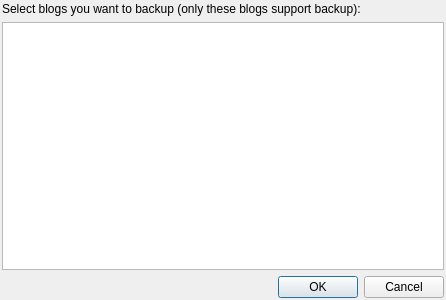
Before: the Qt Designer form src/plugins/blogique/accountsselectdialog.ui in 0xd34df00d/leechcraft, drawn with Qt 5.
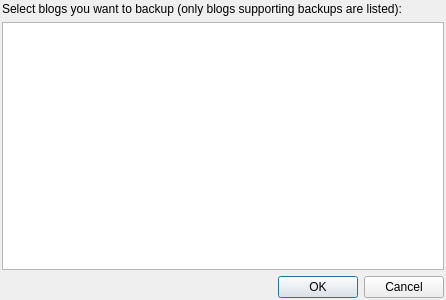
After: the same form once the commit is applied.

Commit message: Blogique: fixed UI strings.

Diff of the .ui file:
```diff
--- a/src/plugins/blogique/accountsselectdialog.ui
+++ b/src/plugins/blogique/accountsselectdialog.ui
@@ -20,7 +20,7 @@
    <item row="0" column="1">
     <widget class="QLabel" name="label">
      <property name="text">
-      <string>Select blogs you want to backup (only these blogs support backup):</string>
+      <string>Select blogs you want to backup (only blogs supporting backups are listed):</string>
      </property>
      <property name="wordWrap">
       <bool>false</bool>
```
The commit also changes 6 other files.
